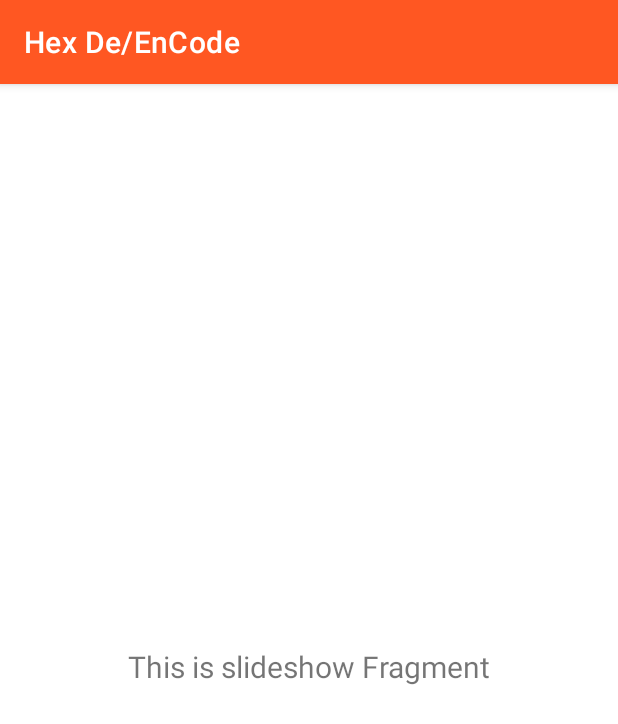
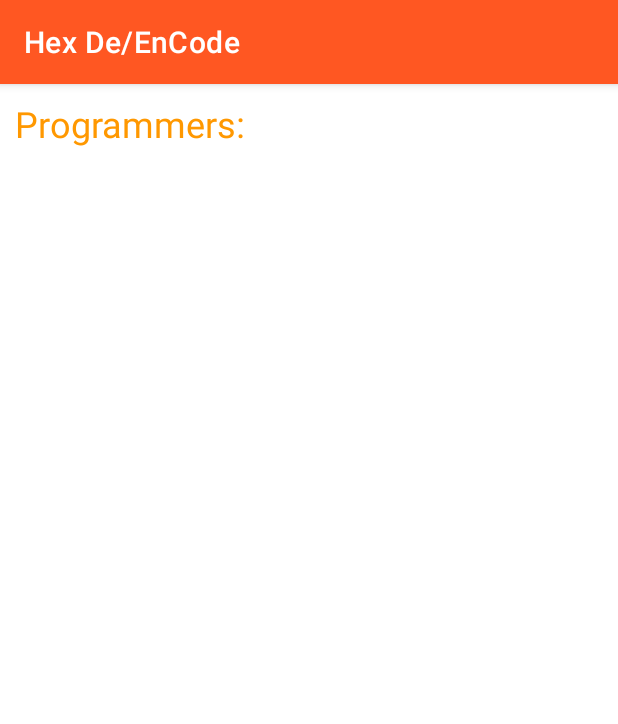
Before and after one commit to m-nemati/HexCoder, an Android app: the fragment SlideshowFragment shown on its own in the app's theme, on a phone screen of 412 x 824 dp. Shown: the top 724 px of the screen. Run offline under Robolectric (Android 15) with nearby library versions, the phone set to English and light mode, and no system bars.

Commit message:
some changes

```diff
--- a/app/src/main/java/ir/mnemati/coder/MainActivity.kt
+++ b/app/src/main/java/ir/mnemati/coder/MainActivity.kt
@@ -24,11 +24,14 @@ class MainActivity : AppCompatActivity() {
         val toolbar: Toolbar = findViewById(R.id.toolbar)
         setSupportActionBar(toolbar)
 
+        /*
         val fab: FloatingActionButton = findViewById(R.id.fab)
         fab.setOnClickListener { view ->
             Snackbar.make(view, "Replace with your own action", Snackbar.LENGTH_LONG)
                     .setAction("Action", null).show()
         }
+        */
+
         val drawerLayout: DrawerLayout = findViewById(R.id.drawer_layout)
         val navView: NavigationView = findViewById(R.id.nav_view)
         val navController = findNavController(R.id.nav_host_fragment)
--- a/app/src/main/java/ir/mnemati/coder/ui/slideshow/SlideshowFragment.kt
+++ b/app/src/main/java/ir/mnemati/coder/ui/slideshow/SlideshowFragment.kt
@@ -22,10 +22,12 @@ class SlideshowFragment : Fragment() {
         slideshowViewModel =
                 ViewModelProvider(this).get(SlideshowViewModel::class.java)
         val root = inflater.inflate(R.layout.fragment_slideshow, container, false)
+       /*
         val textView: TextView = root.findViewById(R.id.text_slideshow)
         slideshowViewModel.text.observe(viewLifecycleOwner, Observer {
             textView.text = it
         })
+        */
         return root
     }
 }
--- a/app/src/main/res/layout/app_bar_main.xml
+++ b/app/src/main/res/layout/app_bar_main.xml
@@ -21,7 +21,7 @@
     </com.google.android.material.appbar.AppBarLayout>
 
     <include layout="@layout/content_main" />
-
+<!--
     <com.google.android.material.floatingactionbutton.FloatingActionButton
         android:id="@+id/fab"
         android:layout_width="wrap_content"
@@ -29,5 +29,5 @@
         android:layout_gravity="bottom|end"
         android:layout_margin="@dimen/fab_margin"
         app:srcCompat="@android:drawable/ic_dialog_email" />
-
+-->
 </androidx.coordinatorlayout.widget.CoordinatorLayout>
--- a/app/src/main/res/layout/fragment_slideshow.xml
+++ b/app/src/main/res/layout/fragment_slideshow.xml
@@ -1,22 +1,18 @@
 <?xml version="1.0" encoding="utf-8"?>
-<androidx.constraintlayout.widget.ConstraintLayout xmlns:android="http://schemas.android.com/apk/res/android"
-    xmlns:app="http://schemas.android.com/apk/res-auto"
+<LinearLayout
+    xmlns:android="http://schemas.android.com/apk/res/android"
     xmlns:tools="http://schemas.android.com/tools"
     android:layout_width="match_parent"
     android:layout_height="match_parent"
+    android:orientation="vertical"
     tools:context=".ui.slideshow.SlideshowFragment">
 
     <TextView
-        android:id="@+id/text_slideshow"
-        android:layout_width="match_parent"
-        android:layout_height="wrap_content"
-        android:layout_marginStart="8dp"
-        android:layout_marginTop="8dp"
-        android:layout_marginEnd="8dp"
-        android:textAlignment="center"
-        android:textSize="20sp"
-        app:layout_constraintBottom_toBottomOf="parent"
-        app:layout_constraintEnd_toEndOf="parent"
-        app:layout_constraintStart_toStartOf="parent"
-        app:layout_constraintTop_toTopOf="parent" />
-</androidx.constraintlayout.widget.ConstraintLayout>
+        android:text="@string/info_header"
+        android:textSize="24sp"
+        android:padding="10dp"
+        android:textColor="@color/orange"
+        android:layout_width="wrap_content"
+        android:layout_height="wrap_content"/>
+
+</LinearLayout>
--- a/app/src/main/res/menu/activity_main_drawer.xml
+++ b/app/src/main/res/menu/activity_main_drawer.xml
@@ -15,6 +15,6 @@
         <item
             android:id="@+id/nav_slideshow"
             android:icon="@drawable/ic_menu_slideshow"
-            android:title="@string/menu_slideshow" />
+            android:title="@string/menu_info" />
     </group>
 </menu>
--- a/app/src/main/res/navigation/mobile_navigation.xml
+++ b/app/src/main/res/navigation/mobile_navigation.xml
@@ -20,6 +20,6 @@
     <fragment
         android:id="@+id/nav_slideshow"
         android:name="ir.mnemati.coder.ui.slideshow.SlideshowFragment"
-        android:label="@string/menu_slideshow"
+        android:label="@string/menu_info"
         tools:layout="@layout/fragment_slideshow" />
 </navigation>
```
Also changed, not shown: app/src/main/res/layout/nav_header_main.xml (+5 -2 lines), app/src/main/res/values/strings.xml (+5 -3 lines), 1 other file.
